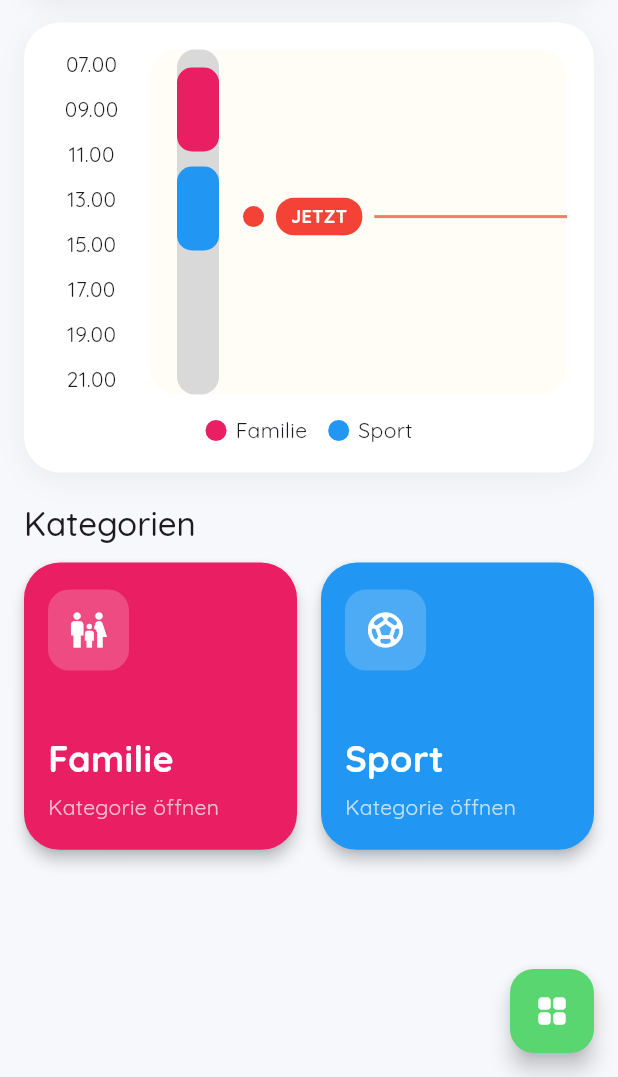
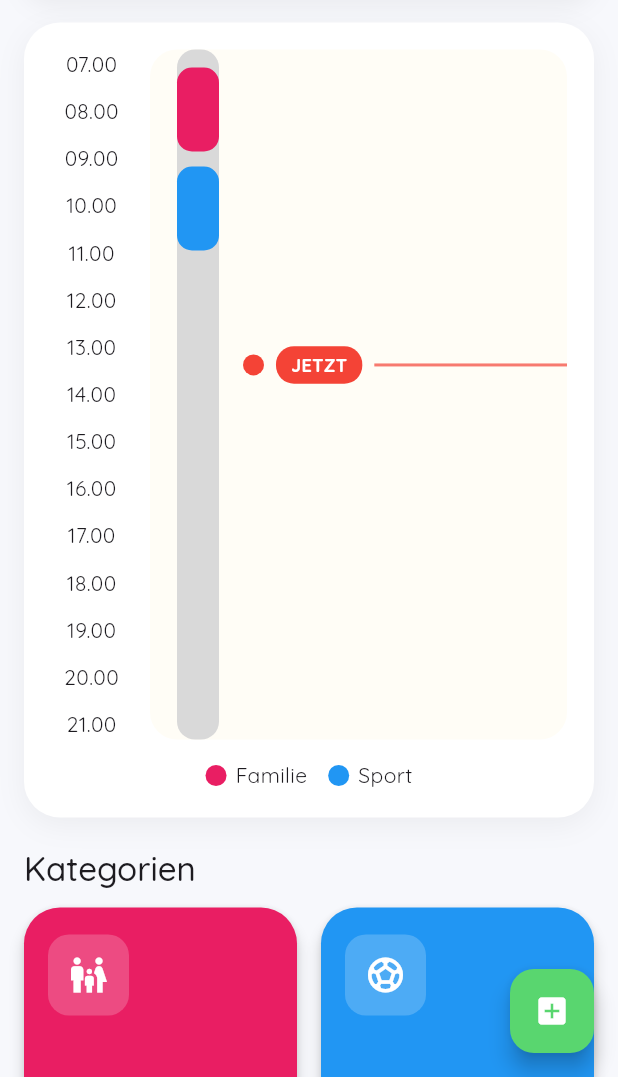
Before and after one commit to mwalexandra/myplan_app, a Flutter app: the screen it shows after launch, on a phone screen of 412 x 824 dp, the part 159-1236 px from its top. Run offline on Flutter 3.47's test engine with Material 3 defaults, Android fonts, the light colour scheme and no system bars; our stand-ins replace cloud_firestore, firebase_core, go_router; accounts and stored records are empty; Roboto replaces fonts that are missing (Quicksand).

Commit message:
mvp_homescreen works

```diff
--- a/lib/main.dart
+++ b/lib/main.dart
@@ -27,9 +27,9 @@ final GoRouter _router = GoRouter(
       builder: (context, state) => const CategoryListScreen(),
     ),
     GoRoute(
-      path: '/category/:categoryId',
+      path: '/category/:id',
       builder: (context, state) => EventsListScreen(
-        id: state.pathParameters['categoryId']!,
+        categoryId: state.pathParameters['id']!,
       ),
     ),
     GoRoute(
--- a/lib/screens/home/home_screen.dart
+++ b/lib/screens/home/home_screen.dart
@@ -144,7 +144,7 @@ class _HomeScreenState extends State<HomeScreen> {
       floatingActionButton: FloatingActionButton(
         onPressed: () => context.push('/categories/add'),
         backgroundColor: const Color(0xFF59D66F),
-        child: const Icon(Icons.grid_view_rounded, color: Colors.white),
+        child: const Icon(Icons.add_box, color: Colors.white, semanticLabel: 'Kategorie hinzufügen'),
       ),
     );
   }
--- a/lib/screens/widgets/category_timeline_bar.dart
+++ b/lib/screens/widgets/category_timeline_bar.dart
@@ -12,8 +12,8 @@ class CategoryTimelineBar extends StatelessWidget {
 
   @override
   Widget build(BuildContext context) {
-    const barHeight = 230.0;
-    const hours = ['07.00', '09.00', '11.00', '13.00', '15.00', '17.00', '19.00', '21.00'];
+    const barHeight = 460.0;
+    const hours = ['07.00', '08.00', '09.00', '10.00', '11.00', '12.00', '13.00', '14.00', '15.00', '16.00', '17.00', '18.00', '19.00', '20.00', '21.00'];
 
     return Container(
       padding: const EdgeInsets.all(18),
```
Also changed, not shown: lib/screens/events_list.dart (+4 -4 lines).
